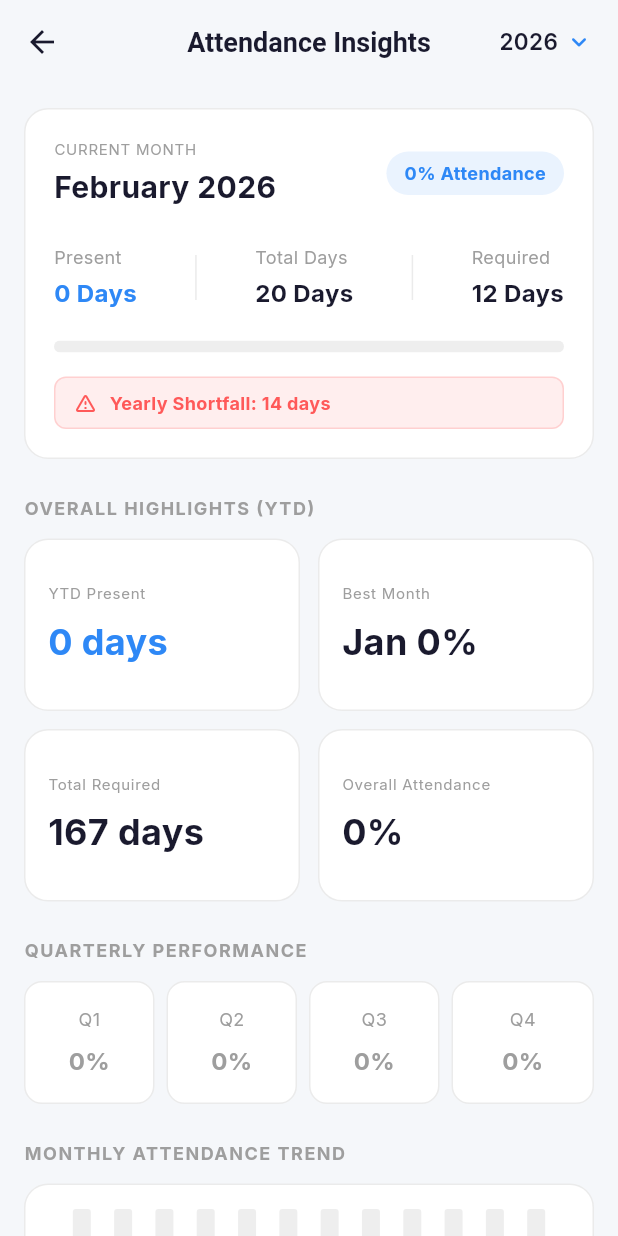
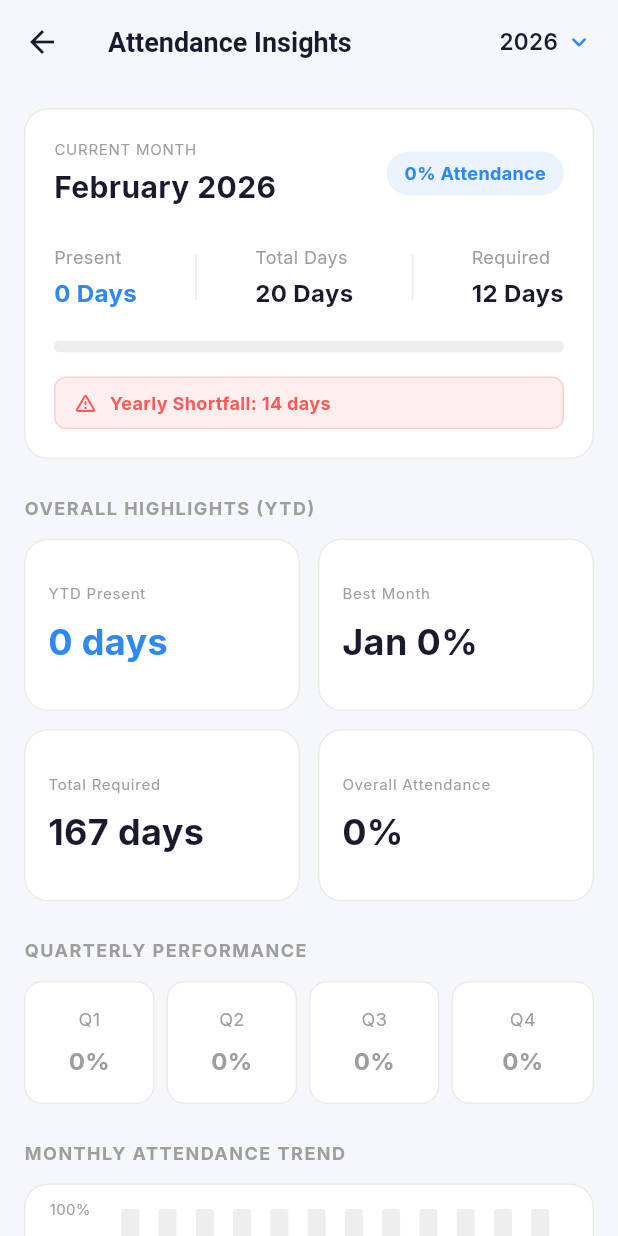
Before and after one commit to MatrimPathak/OfficeLog_Antigravity, a Flutter app: the SummaryScreen screen opened directly, on a phone screen of 412 x 824 dp. Run offline on Flutter 3.47's test engine with Material 3 defaults, Android fonts, the phone set to English and light mode, and no system bars; drawn by our look-alikes of fl_chart; our stand-ins replace cloud_firestore, firebase_auth, firebase_core, flutter_local_notifications, flutter_riverpod, flutter_timezone and 11 more; missing offline and left inert: workmanager; accounts and stored records are empty.

```diff
--- a/lib/logic/stats_calculator.dart
+++ b/lib/logic/stats_calculator.dart
@@ -315,9 +315,9 @@ extension YearlyCalculator on StatsCalculator {
       );
 
       double percentage = 0;
-      if (stats.required > 0) {
-        percentage = (stats.logged / stats.required) * 100;
-        if (percentage > 100) percentage = 100;
+      if (stats.businessDays > 0) {
+        percentage = (stats.logged / stats.businessDays) * 100;
+        // No cap at 100% as per user request to show actual working trend
       }
 
       monthlyBreakdown.add(
--- a/lib/presentation/summary/summary_screen.dart
+++ b/lib/presentation/summary/summary_screen.dart
@@ -43,7 +43,7 @@ class SummaryScreen extends ConsumerWidget {
             color: Theme.of(context).colorScheme.onSurface,
           ),
         ),
-        centerTitle: true,
+        centerTitle: false,
         actions: [
           PopupMenuButton<int>(
             initialValue: currentYear,
@@ -168,7 +168,11 @@ class SummaryScreen extends ConsumerWidget {
                         ),
                       ),
                       const SizedBox(height: 12),
-                      _buildAttendanceChart(context, stats.monthlyBreakdown),
+                      _buildAttendanceChart(
+                        context,
+                        ref,
+                        stats.monthlyBreakdown,
+                      ),
                       const SizedBox(height: 24),
 
                       // Monthly Breakdown (List)
@@ -530,7 +534,14 @@ class SummaryScreen extends ConsumerWidget {
     );
   }
 
-  Widget _buildAttendanceChart(BuildContext context, List<MonthlyStats> data) {
+  Widget _buildAttendanceChart(
+    BuildContext context,
+    WidgetRef ref,
+    List<MonthlyStats> data,
+  ) {
+    final currentYear = ref.watch(currentYearProvider);
+    final now = DateTime.now();
+
     return Container(
       height: 200,
       padding: const EdgeInsets.all(16),
@@ -543,8 +554,18 @@ class SummaryScreen extends ConsumerWidget {
         BarChartData(
           gridData: const FlGridData(show: false),
           titlesData: FlTitlesData(
-            leftTitles: const AxisTitles(
-              sideTitles: SideTitles(showTitles: false),
+            leftTitles: AxisTitles(
+              sideTitles: SideTitles(
+                showTitles: true,
+                reservedSize: 35,
+                interval: 20,
+                getTitlesWidget: (value, meta) {
+                  return Text(
+                    '${value.toInt()}%',
+                    style: const TextStyle(color: Colors.grey, fontSize: 10),
+                  );
+                },
+              ),
             ),
             topTitles: const AxisTitles(
               sideTitles: SideTitles(showTitles: false),
@@ -576,12 +597,26 @@ class SummaryScreen extends ConsumerWidget {
           ),
           borderData: FlBorderData(show: false),
           barGroups: data.map((m) {
+            // Determine if the month is in the future
+            bool isFuture = DateTime(currentYear, m.month, 1).isAfter(now);
+
+            Color barColor;
+            if (isFuture) {
+              barColor = Colors.grey.withOpacity(0.5);
+            } else if (m.requiredDays > 0 && m.presentDays >= m.requiredDays) {
+              barColor = AppTheme.primaryColor; // Green/Blue success color
+            } else if (m.requiredDays > 0) {
+              barColor = Colors.orangeAccent;
+            } else {
+              barColor = Colors.grey.withOpacity(0.5);
+            }
+
             return BarChartGroupData(
               x: m.month - 1, // 0-based index
               barRods: [
                 BarChartRodData(
                   toY: m.attendancePercentage,
-                  color: AppTheme.primaryColor,
+                  color: barColor,
                   width: 12,
                   borderRadius: BorderRadius.circular(2),
                   backDrawRodData: BackgroundBarChartRodData(
@@ -595,7 +630,19 @@ class SummaryScreen extends ConsumerWidget {
               ],
             );
           }).toList(),
-          maxY: 100,
+          maxY: data.isEmpty
+              ? 100
+              : (data
+                            .map((e) => e.attendancePercentage)
+                            .reduce((a, b) => a > b ? a : b) >
+                        100
+                    ? (data
+                                      .map((e) => e.attendancePercentage)
+                                      .reduce((a, b) => a > b ? a : b) /
+                                  10)
+                              .ceil() *
+                          10.0
+                    : 100),
         ),
       ),
     );
--- a/pubspec.yaml
+++ b/pubspec.yaml
@@ -16,7 +16,7 @@ publish_to: 'none' # Remove this line if you wish to publish to pub.dev
 # https://developer.apple.com/library/archive/documentation/General/Reference/InfoPlistKeyReference/Articles/CoreFoundationKeys.html
 # In Windows, build-name is used as the major, minor, and patch parts
 # of the product and file versions while build-number is used as the build suffix.
-version: 1.1.0+10
+version: 1.1.0+11
 
 environment:
   sdk: ^3.9.0
@@ -55,7 +55,7 @@ dependencies:
   permission_handler: ^12.0.1
   google_fonts: ^6.1.0
   package_info_plus: ^8.3.0
-  flutter_dynamic_icon_plus: ^1.4.0
+
   workmanager: ^0.9.0
 
 dev_dependencies:
```
Also changed, not shown: codemagic.yaml (deleted, +0 -73 lines), lib/core/services/app_icon_service.dart (deleted, +0 -141 lines), lib/presentation/home/home_screen.dart (+70 -68 lines), lib/presentation/providers/providers.dart (+0 -27 lines), lib/presentation/settings/settings_screen.dart (+1 -14 lines), pubspec.lock, 42 other files.
